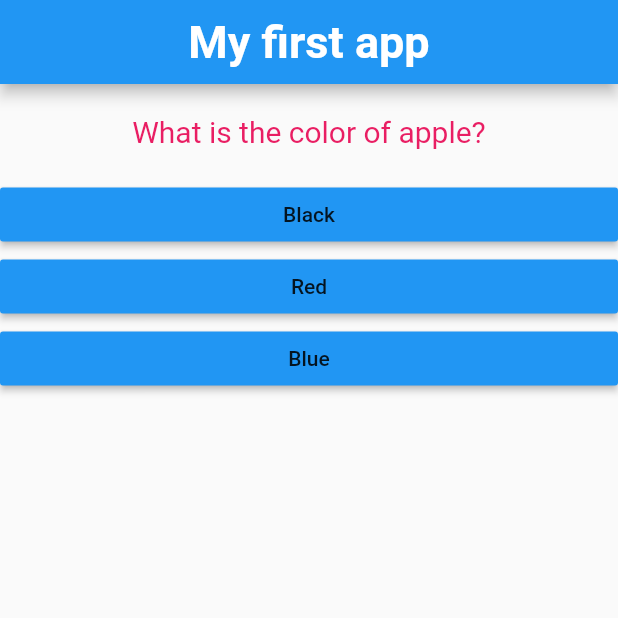
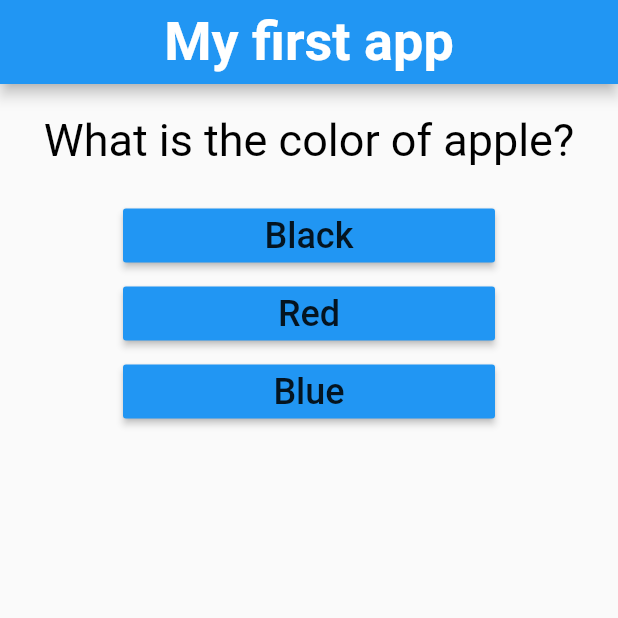
Before and after one commit to Rishabh97-dev/FlutterProj, a Flutter app: the screen it shows after launch, on a phone screen of 412 x 824 dp, the top half of it. Run offline on Flutter 3.47's test engine with Material 2 defaults, Android fonts, the phone set to English and light mode, and no system bars.

Commit message:
Some minor changes

```diff
--- a/lib/answer.dart
+++ b/lib/answer.dart
@@ -10,9 +10,14 @@ class Answer extends StatelessWidget {
   Widget build(BuildContext context) {
     return Container(
       width: double.infinity,
+      padding: EdgeInsets.all(2),
+      margin: EdgeInsets.symmetric(horizontal: 80),
       child: RaisedButton(
         color: Colors.blue,
-        child: Text(answerText),
+        child: Text(
+          answerText,
+          style: TextStyle(fontSize: 24),
+        ),
         onPressed: answerQuestion,
       ),
     );
--- a/lib/question.dart
+++ b/lib/question.dart
@@ -14,8 +14,8 @@ class Question extends StatelessWidget {
       child: Text(
         questionText,
         style: TextStyle(
-          fontSize: 20,
-          color: Colors.pink,
+          fontSize: 30,
+          color: Colors.black,
         ),
         textAlign: TextAlign.center,
       ),
@@ -36,7 +36,7 @@ class StatusBar extends StatelessWidget {
         child: Text(
           questionText,
           style: TextStyle(
-            fontSize: 30,
+            fontSize: 36,
             fontWeight: FontWeight.bold,
           ),
           textAlign: TextAlign.center,
--- a/lib/stateful.dart
+++ b/lib/stateful.dart
@@ -38,10 +38,19 @@ class _MyAppState extends State<MyApp> {
         {'text': 'Lion', 'score': 0},
       ],
     },
+    {
+      'questionText': 'Who is our current Prime Minister?',
+      'answers': [
+        {'text': 'Rahul Gandhi', 'score': 0},
+        {'text': 'Moraji Desai', 'score': 0},
+        {'text': 'Narendra Modi', 'score': 1},
+      ],
+    },
   ];
 
   void answerQuestion(int score) {
     _totalScore += score;
+    print(questions.length);
     setState(() {
       questionIndex = questionIndex + 1;
     });
```
Also changed, not shown: lib/result.dart (+5 -3 lines).
